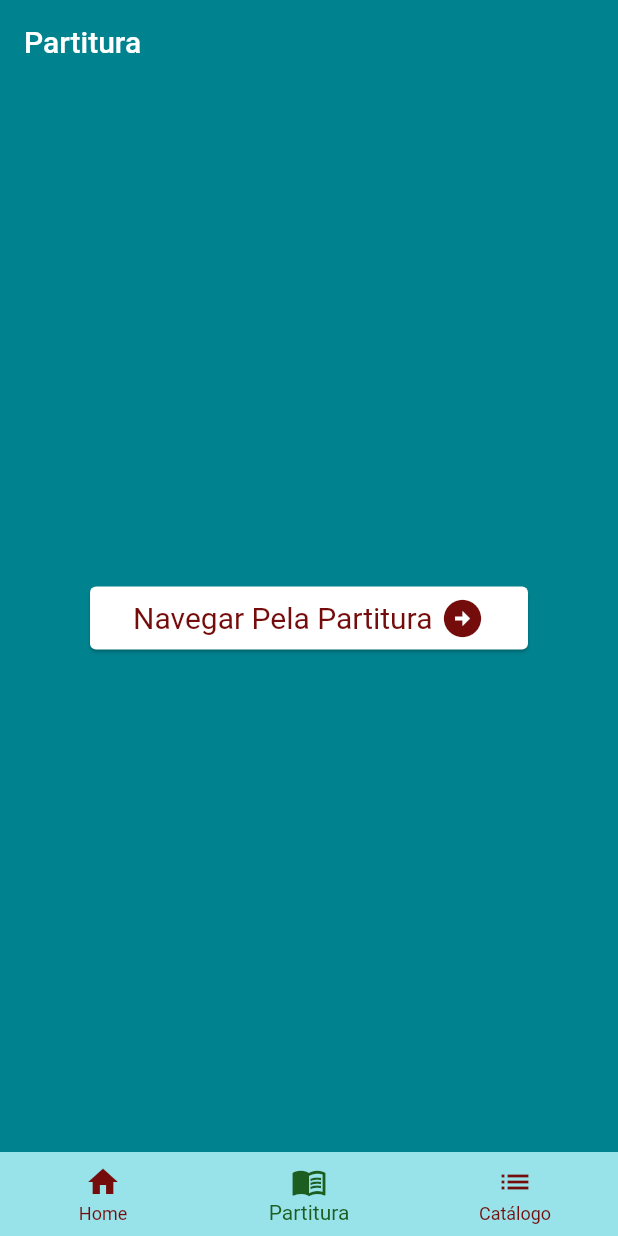
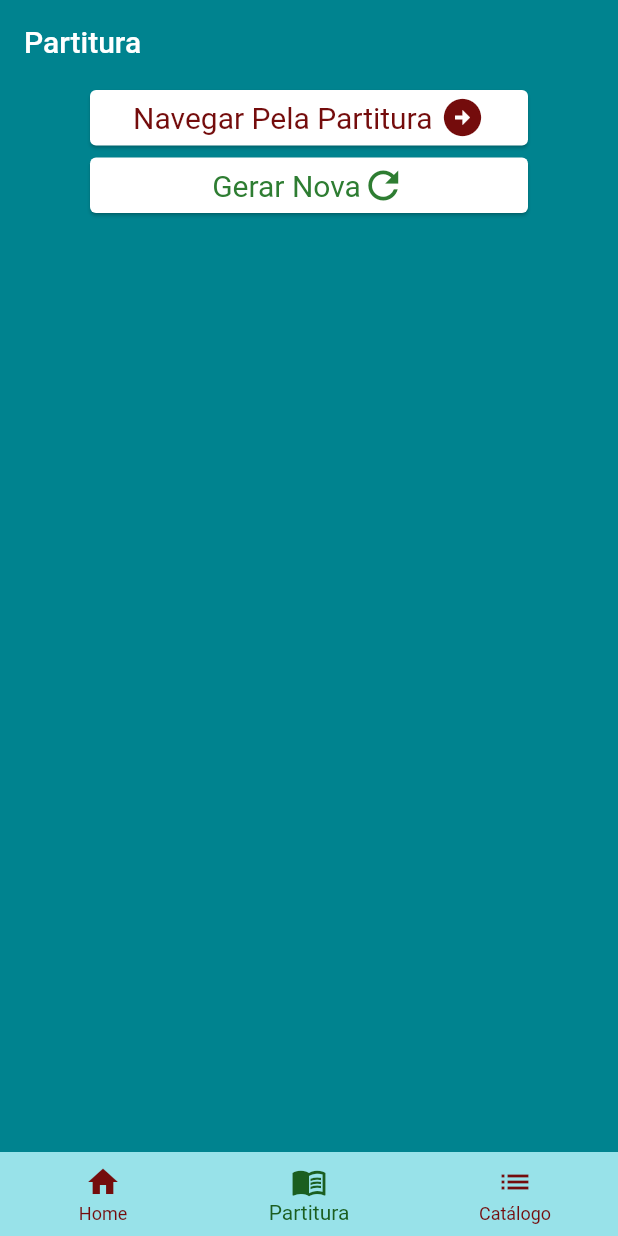
Before and after one commit to ddiasguto/mliturgica, a Flutter app: the screen it shows after launch, item 2 of the bottom bar chosen, on a phone screen of 412 x 824 dp. Run offline on Flutter 3.47's test engine with Material 2 defaults, Android fonts, the phone set to English and light mode, and no system bars.

Commit message:
generate random sheet created

```diff
--- a/lib/pages/sheet_page.dart
+++ b/lib/pages/sheet_page.dart
@@ -3,6 +3,8 @@ import 'package:diasguto/provider/Maestro.dart';
 import 'package:diasguto/widgets/bottom_sheet.dart';
 import 'package:flutter/material.dart';
 import 'package:provider/provider.dart';
+
+import '../widgets/random_sheet_dialog.dart';
 
 class SheetPage extends StatefulWidget {
   const SheetPage({super.key});
@@ -16,9 +18,10 @@ class _SheetPageState extends State<SheetPage> {
   Widget build(BuildContext context) {
     Maestro maestro = Provider.of<Maestro>(context);
     return Center(
-      child: Container(
+      child: Column(children: [
+        Container(
           width: 300,
-        height: 50,
+          height: 45,
           child: Card(
             child: InkWell(
               onTap: () {
@@ -57,6 +60,40 @@ class _SheetPageState extends State<SheetPage> {
             ),
           ),
         ),
+        Container(
+          width: 300,
+          height: 45,
+          child: Card(
+            child: InkWell(
+              onTap: () {
+                showDialog<String>(
+                  context: context,
+                  builder: randomSheetDialog,
+                );
+              },
+              splashColor: Color.fromARGB(255, 116, 12, 12),
+              focusColor: Colors.black,
+              child: Row(
+                mainAxisAlignment: MainAxisAlignment.center,
+                children: [
+                  Text(
+                    'Gerar Nova',
+                    style: TextStyle(
+                      color: Colors.green[800],
+                      fontSize: 20,
+                    ),
+                  ),
+                  Icon(
+                    Icons.refresh,
+                    color: Colors.green[800],
+                    size: 30,
+                  ),
+                ],
+              ),
+            ),
+          ),
+        )
+      ]),
     );
   }
 }
```
Also changed, not shown: lib/provider/Maestro.dart (+46 -0 lines), lib/widgets/random_sheet_dialog.dart (added, +44 -0 lines), lib/widgets/show_random_sheet.dart (added, +48 -0 lines). Lines whose indentation alone changed are shown as unchanged.
